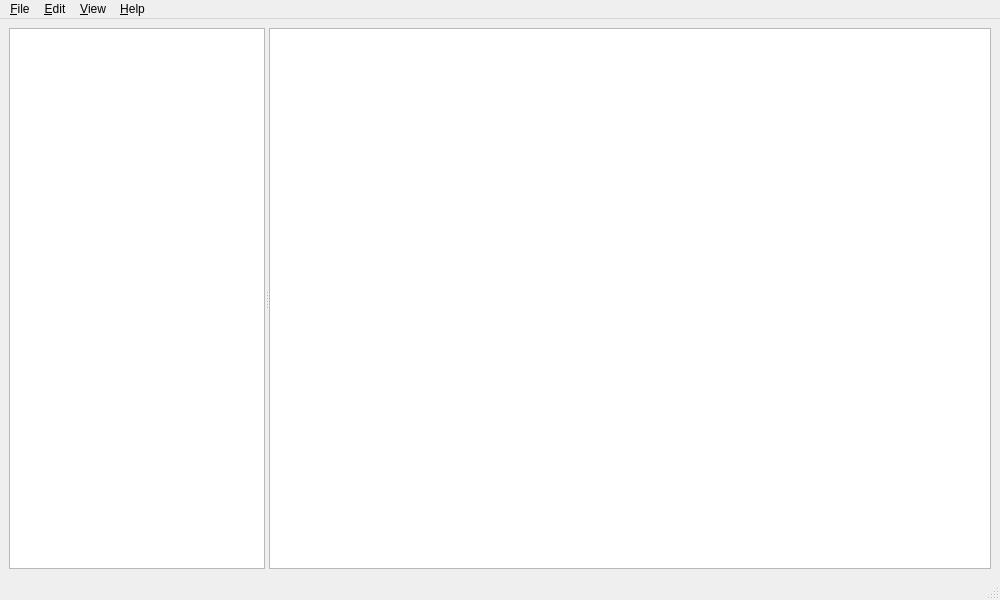
probonopd/sturdy, file src/ui/forms/mainwindow.ui: the form before one commit.
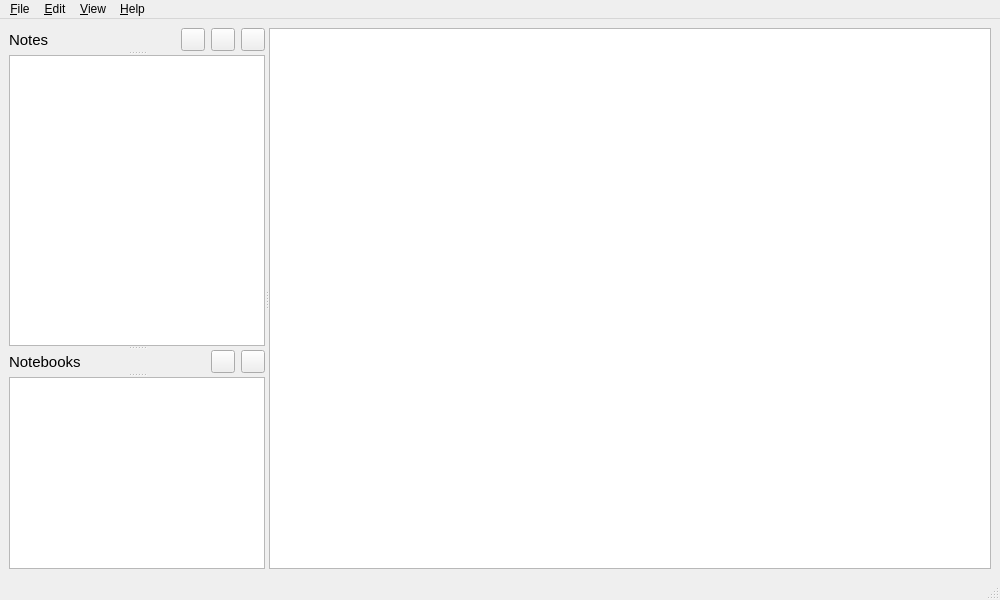
The form after the commit. Icons and pictures are not drawn.

Commit message: [Ui] Add CRUD icons and toolbuttons

Patch:
```diff
--- a/src/ui/forms/mainwindow.ui
+++ b/src/ui/forms/mainwindow.ui
@@ -14,22 +14,138 @@
    <string>MainWindow</string>
   </property>
   <widget class="QWidget" name="centralwidget">
-   <layout class="QGridLayout" name="gridLayout">
-    <item row="0" column="0">
+   <layout class="QVBoxLayout" name="verticalLayout">
+    <item>
      <widget class="QSplitter" name="splitter">
       <property name="orientation">
        <enum>Qt::Horizontal</enum>
       </property>
-      <widget class="QWidget" name="">
-       <layout class="QVBoxLayout" name="verticalLayout">
-        <item>
-         <widget class="QTreeView" name="treeView">
-          <property name="enabled">
-           <bool>true</bool>
-          </property>
-         </widget>
-        </item>
-       </layout>
+      <widget class="QSplitter" name="selSplitter">
+       <property name="orientation">
+        <enum>Qt::Vertical</enum>
+       </property>
+       <widget class="QWidget" name="horizontalLayoutWidget">
+        <layout class="QHBoxLayout" name="headerEntries">
+         <item>
+          <widget class="QLabel" name="lblNotes">
+           <property name="font">
+            <font>
+             <pointsize>11</pointsize>
+            </font>
+           </property>
+           <property name="text">
+            <string>Notes</string>
+           </property>
+          </widget>
+         </item>
+         <item>
+          <spacer name="horizontalSpacer">
+           <property name="orientation">
+            <enum>Qt::Horizontal</enum>
+           </property>
+           <property name="sizeHint" stdset="0">
+            <size>
+             <width>40</width>
+             <height>20</height>
+            </size>
+           </property>
+          </spacer>
+         </item>
+         <item>
+          <widget class="QToolButton" name="btnAddNote">
+           <property name="text">
+            <string/>
+           </property>
+           <property name="icon">
+            <iconset resource="../../resources/sturdy.qrc">
+             <normaloff>:/icons/icons/add_black_18dp.png</normaloff>:/icons/icons/add_black_18dp.png</iconset>
+           </property>
+          </widget>
+         </item>
+         <item>
+          <widget class="QToolButton" name="btnRemove">
+           <property name="text">
+            <string/>
+           </property>
+           <property name="icon">
+            <iconset resource="../../resources/sturdy.qrc">
+             <normaloff>:/icons/icons/remove_black_18dp.png</normaloff>:/icons/icons/remove_black_18dp.png</iconset>
+           </property>
+          </widget>
+         </item>
+         <item>
+          <widget class="QToolButton" name="btnEditNote">
+           <property name="text">
+            <string/>
+           </property>
+           <property name="icon">
+            <iconset resource="../../resources/sturdy.qrc">
+             <normaloff>:/icons/icons/edit_black_18dp.png</normaloff>:/icons/icons/edit_black_18dp.png</iconset>
+           </property>
+          </widget>
+         </item>
+        </layout>
+       </widget>
+       <widget class="QListView" name="lstEntries">
+        <property name="sizePolicy">
+         <sizepolicy hsizetype="Expanding" vsizetype="Expanding">
+          <horstretch>0</horstretch>
+          <verstretch>1</verstretch>
+         </sizepolicy>
+        </property>
+       </widget>
+       <widget class="QWidget" name="horizontalLayoutWidget_2">
+        <layout class="QHBoxLayout" name="headerNotebooks">
+         <item>
+          <widget class="QLabel" name="lblNotebooks">
+           <property name="font">
+            <font>
+             <pointsize>11</pointsize>
+            </font>
+           </property>
+           <property name="text">
+            <string>Notebooks</string>
+           </property>
+          </widget>
+         </item>
+         <item>
+          <spacer name="horizontalSpacer_2">
+           <property name="orientation">
+            <enum>Qt::Horizontal</enum>
+           </property>
+           <property name="sizeHint" stdset="0">
+            <size>
+             <width>40</width>
+             <height>20</height>
+            </size>
+           </property>
+          </spacer>
+         </item>
+         <item>
+          <widget class="QToolButton" name="btnAddNotebook">
+           <property name="text">
+            <string/>
+           </property>
+           <property name="icon">
+            <iconset resource="../../resources/sturdy.qrc">
+             <normaloff>:/icons/icons/add_black_18dp.png</normaloff>:/icons/icons/add_black_18dp.png</iconset>
+           </property>
+          </widget>
+         </item>
+         <item>
+          <widget class="QToolButton" name="btnRemoveNotebook">
+           <property name="text">
+            <string/>
+           </property>
+           <property name="icon">
+            <iconset resource="../../resources/sturdy.qrc">
+             <normaloff>:/icons/icons/remove_black_18dp.png</normaloff>:/icons/icons/remove_black_18dp.png</iconset>
+           </property>
+          </widget>
+         </item>
+        </layout>
+       </widget>
+       <widget class="QListView" name="lstNotebooks"/>
       </widget>
       <widget class="QTextEdit" name="noteEditor">
        <property name="sizePolicy">
```
Left out of the diff: 4 changed lines with no effect on the pictures. The commit also changes 4 other files.
